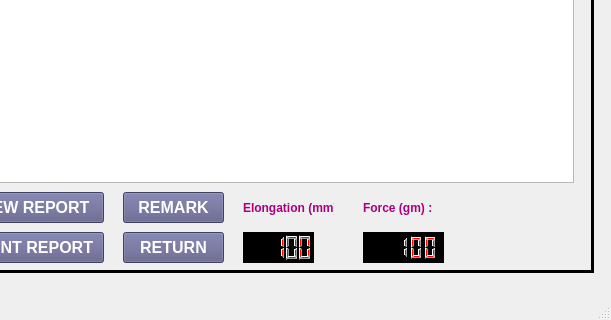
Old version of the form TYR_2.0_18.5/ui/TY_17_START_TEST_TENSILE_8.ui in the repository sanjaymanegit/testRepo; both pictures show x 757 to 1368 and y 448 to 768 of the 1368 by 768 pixel window.
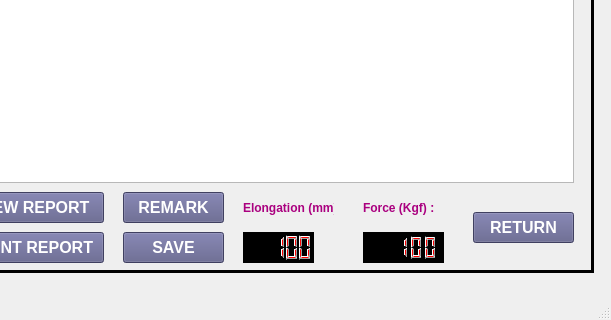
New version of the form.

Commit message: updated for tensile Material Testing test type id 8

What changed in the file:
```diff
--- a/TYR_2.0_18.5/ui/TY_17_START_TEST_TENSILE_8.ui
+++ b/TYR_2.0_18.5/ui/TY_17_START_TEST_TENSILE_8.ui
@@ -1087,7 +1087,7 @@
       <string notr="true">color: rgb(170, 0, 127);</string>
      </property>
      <property name="text">
-      <string>Force (gm) :</string>
+      <string>Force (Kgf) :</string>
      </property>
      <property name="alignment">
       <set>Qt::AlignLeading|Qt::AlignLeft|Qt::AlignVCenter</set>
@@ -1235,7 +1235,7 @@
 color: rgb(255, 255, 255);</string>
      </property>
      <property name="text">
-      <string>RETURN</string>
+      <string>SAVE</string>
      </property>
     </widget>
     <widget class="QPushButton" name="pushButton_15">
@@ -1351,6 +1351,31 @@
       <set>Qt::AlignCenter</set>
      </property>
     </widget>
+    <widget class="QPushButton" name="pushButton_17">
+     <property name="geometry">
+      <rect>
+       <x>1220</x>
+       <y>650</y>
+       <width>101</width>
+       <height>31</height>
+      </rect>
+     </property>
+     <property name="font">
+      <font>
+       <family>Arial</family>
+       <pointsize>12</pointsize>
+       <weight>75</weight>
+       <bold>true</bold>
+      </font>
+     </property>
+     <property name="styleSheet">
+      <string notr="true">background-color: rgb(90, 90, 134);
+color: rgb(255, 255, 255);</string>
+     </property>
+     <property name="text">
+      <string>RETURN</string>
+     </property>
+    </widget>
    </widget>
   </widget>
   <widget class="QMenuBar" name="menubar">
```
The commit also changes 8 other files.
